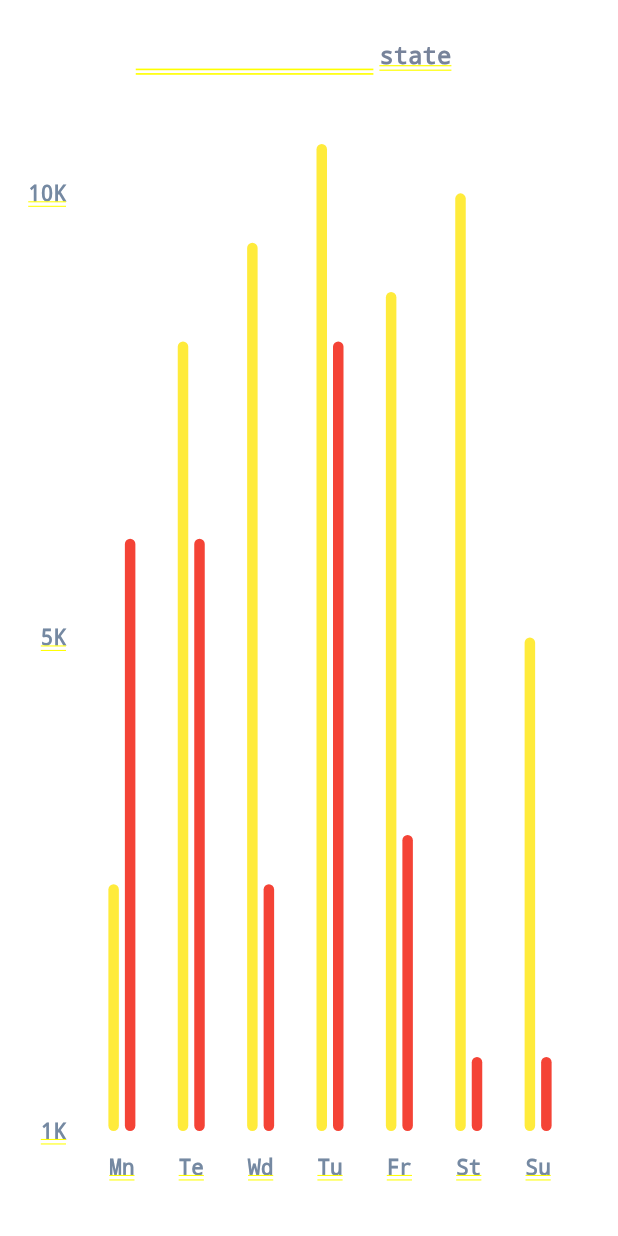
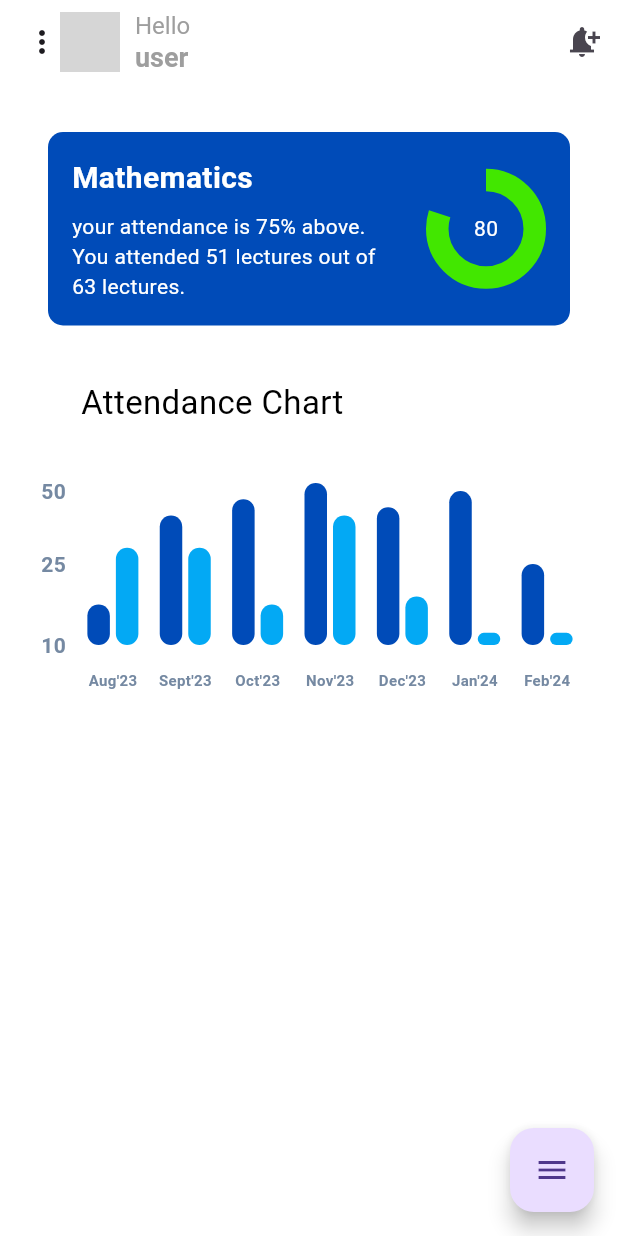
Before and after one commit to singhanshika1302/attendance_manager, a Flutter app: the screen it shows after launch, on a phone screen of 412 x 824 dp. Run offline on Flutter 3.47's test engine with Material 3 defaults, Android fonts, the phone set to English and light mode, and no system bars; drawn by our look-alikes of fl_chart, flutter_expandable_fab, percent_indicator; grey boxes are pictures that could not be loaded.

Commit message:
functions merged and ui enhanced

```diff
--- /dev/null
+++ b/edumarshal/lib/attendance_card.dart
@@ -0,0 +1,66 @@
+import 'package:flutter/cupertino.dart';
+import 'package:flutter/material.dart';
+import 'package:flutter/widgets.dart';
+import 'package:percent_indicator/circular_percent_indicator.dart';
+
+class AttendanceCard extends StatelessWidget {
+  final String title;
+  final String description;
+  final Color color;
+
+  AttendanceCard({
+    required this.title,
+    required this.description,
+    this.color = const Color.fromRGBO(0, 75, 184, 1),
+  });
+
+  @override
+  Widget build(BuildContext context) {
+    return Container(
+      margin: EdgeInsets.all(16.0),
+      padding: EdgeInsets.all(16.0),
+      decoration: BoxDecoration(
+        color: color,
+        borderRadius: BorderRadius.circular(10.0),
+      ),
+      child: Row(
+        children: [
+          Expanded(
+            child: Column(
+              crossAxisAlignment: CrossAxisAlignment.start,
+              children: [
+                Text(
+                  title,
+                  style: TextStyle(
+                    fontSize: 20.0,
+                    fontWeight: FontWeight.bold,
+                    color: Colors.white,
+                  ),
+                  softWrap: true,
+                ),
+                SizedBox(height: 8.0),
+                Text(
+                  description,
+                  style: TextStyle(
+                    color: Colors.white,
+                  ),
+                  softWrap: true,
+                ),
+              ],
+            ),
+          ),
+          SizedBox(width: 16.0), // Add some spacing between text and circular indicator
+          CircularPercentIndicator(
+            radius: 40.0,
+            lineWidth: 15.0,
+            percent: 0.8,
+            // header: Text("Icon header"),
+            center: Text("80",style: TextStyle(color: Colors.white),),
+            backgroundColor: const Color.fromRGBO(0, 75, 184, 1),
+            progressColor: Color.fromARGB(255, 66, 231, 0),
+          ),
+        ],
+      ),
+    );
+  }
+}
--- /dev/null
+++ b/edumarshal/lib/custom_appbar.dart
@@ -0,0 +1,69 @@
+
+import 'package:flutter/material.dart';
+
+class CustomAppBar extends StatelessWidget implements PreferredSizeWidget {
+  final String userName;
+  final String? userImage;
+
+  CustomAppBar({
+    required this.userName,
+    this.userImage,
+  });
+
+  @override
+  Widget build(BuildContext context) {
+    return AppBar(
+      automaticallyImplyLeading: false,
+      backgroundColor: Colors.white,
+      title: Row(
+        children: [
+          Icon(Icons.more_vert),
+          InkWell(
+           // onDoubleTap: () => Navigator.push(
+                //context, MaterialPageRoute(builder: (context) => ())),
+            child: CircleAvatar(
+              backgroundColor: const Color.fromARGB(255, 36, 34, 34),
+              backgroundImage:
+                  userImage != null ? AssetImage(userImage!) : null,
+              radius: 20.0,
+            ),
+          ),
+          SizedBox(width: 10.0),
+          Column(
+            crossAxisAlignment: CrossAxisAlignment.start,
+            mainAxisAlignment: MainAxisAlignment.center,
+            children: [
+              Text(
+                'Hello',
+                style: TextStyle(
+                  fontSize: 16.0,
+                  color: Colors.grey,
+                ),
+              ),
+              Text(
+                userName,
+                style: TextStyle(
+                  fontSize: 18.0,
+                  fontWeight: FontWeight.bold,
+                  color: Colors.grey,
+                ),
+              ),
+            ],
+          ),
+        ],
+      ),
+      actions: [
+        // You can add additional actions here if needed
+        IconButton(
+          icon: Icon(Icons.notification_add),
+          onPressed: () {
+            // Handle settings button press
+          },
+        ),
+      ],
+    );
+  }
+
+  @override
+  Size get preferredSize => Size.fromHeight(kToolbarHeight);
+}
--- a/edumarshal/lib/main.dart
+++ b/edumarshal/lib/main.dart
@@ -1,5 +1,5 @@
 import 'package:edumarshal/subject_wise_attendance.dart';
-import 'package:edumarshal/test.dart';
+import 'package:edumarshal/subject_wise_attendance.dart';
 import 'package:flutter/material.dart';
 
 void main() {
@@ -13,7 +13,8 @@ class MyApp extends StatelessWidget {
   @override
   Widget build(BuildContext context) {
     return MaterialApp(
-      home: BarChartSample2(),
+      debugShowCheckedModeBanner: false,
+      home: barGraph(),
 
 
 
--- a/edumarshal/lib/subject_wise_attendance.dart
+++ b/edumarshal/lib/subject_wise_attendance.dart
@@ -1,23 +1,23 @@
+import 'package:edumarshal/attendance_card.dart';
+import 'package:edumarshal/custom_appbar.dart';
 import 'package:fl_chart/fl_chart.dart';
 import 'package:flutter/material.dart';
 import 'package:flutter_expandable_fab/flutter_expandable_fab.dart';
 
-class subbject_attendance_page extends StatefulWidget {
-  const subbject_attendance_page({super.key});
+class barGraph extends StatefulWidget {
+  barGraph({super.key});
+  final Color leftBarColor = Color(0xff004BB8);
 
-final Color leftBarColor = Colors.yellow;
-  final Color rightBarColor = Colors.red;
+  final Color rightBarColor = Colors.lightBlue;
   final Color avgColor = Colors.orange;
-
   @override
-  State<subbject_attendance_page> createState() => _subbject_attendance_pageState();
+  State<StatefulWidget> createState() => barGraphState();
 }
 
-class _subbject_attendance_pageState extends State<subbject_attendance_page> {
- final _key = GlobalKey<ExpandableFabState>();
+class barGraphState extends State<barGraph> {
+   final _key = GlobalKey<ExpandableFabState>();
  final scaffoldKey = GlobalKey<ScaffoldMessengerState>();
-
-final double width = 7;
+  final double width = 15;
 
   late List<BarChartGroupData> rawBarGroups;
   late List<BarChartGroupData> showingBarGroups;
@@ -50,139 +50,12 @@ final double width = 7;
     showingBarGroups = rawBarGroups;
   }
 
-
   @override
   Widget build(BuildContext context) {
     return Scaffold(
-      body:AspectRatio(
-        aspectRatio: 1,
-        child: SingleChildScrollView(
-          child: Column(children: [
+      backgroundColor: Colors.white,
 
-              Padding(
-            padding: const EdgeInsets.all(16),
-            child: Column(
-              crossAxisAlignment: CrossAxisAlignment.stretch,
-              children: <Widget>[
-                Row(
-                  mainAxisSize: MainAxisSize.min,
-                  children: <Widget>[
-                    makeTransactionsIcon(),
-                    const SizedBox(
-                      width: 38,
-                    ),
-                    const Text(
-                      'Transactions',
-                      style: TextStyle(color: Colors.white, fontSize: 22),
-                    ),
-                    const SizedBox(
-                      width: 4,
-                    ),
-                    const Text(
-                      'state',
-                      style: TextStyle(color: Color(0xff77839a), fontSize: 16),
-                    ),
-                  ],
-                ),
-                const SizedBox(
-                  height: 38,
-                ),
-                Expanded(
-                  child: BarChart(
-                    BarChartData(
-                      maxY: 20,
-                      barTouchData: BarTouchData(
-                        touchTooltipData: BarTouchTooltipData(
-                          tooltipBgColor: Colors.grey,
-                          getTooltipItem: (a, b, c, d) => null,
-                        ),
-                        touchCallback: (FlTouchEvent event, response) {
-                          if (response == null || response.spot == null) {
-                            setState(() {
-                              touchedGroupIndex = -1;
-                              showingBarGroups = List.of(rawBarGroups);
-                            });
-                            return;
-                          }
-
-                          touchedGroupIndex = response.spot!.touchedBarGroupIndex;
-
-                          setState(() {
-                            if (!event.isInterestedForInteractions) {
-                              touchedGroupIndex = -1;
-                              showingBarGroups = List.of(rawBarGroups);
-                              return;
-                            }
-                            showingBarGroups = List.of(rawBarGroups);
-                            if (touchedGroupIndex != -1) {
-                              var sum = 0.0;
-                              for (final rod
-                                  in showingBarGroups[touchedGroupIndex].barRods) {
-                                sum += rod.toY;
-                              }
-                              final avg = sum /
-                                  showingBarGroups[touchedGroupIndex]
-                                      .barRods
-                                      .length;
-
-                              showingBarGroups[touchedGroupIndex] =
-                                  showingBarGroups[touchedGroupIndex].copyWith(
-                                barRods: showingBarGroups[touchedGroupIndex]
-                                    .barRods
-                                    .map((rod) {
-                                  return rod.copyWith(
-                                      toY: avg, color: widget.avgColor);
-                                }).toList(),
-                              );
-                            }
-                          });
-                        },
-                      ),
-                      titlesData: FlTitlesData(
-                        show: true,
-                        rightTitles: const AxisTitles(
-                          sideTitles: SideTitles(showTitles: false),
-                        ),
-                        topTitles: const AxisTitles(
-                          sideTitles: SideTitles(showTitles: false),
-                        ),
-                        bottomTitles: AxisTitles(
-                          sideTitles: SideTitles(
-                            showTitles: true,
-                            getTitlesWidget: bottomTitles,
-                            reservedSize: 42,
-                          ),
-                        ),
-                        leftTitles: AxisTitles(
-                          sideTitles: SideTitles(
-                            showTitles: true,
-                            reservedSize: 28,
-                            interval: 1,
-                            getTitlesWidget: leftTitles,
-                          ),
-                        ),
-                      ),
-                      borderData: FlBorderData(
-                        show: false,
-                      ),
-                      barGroups: showingBarGroups,
-                      gridData: const FlGridData(show: false),
-                    ),
-                  ),
-                ),
-                const SizedBox(
-                  height: 12,
-                ),
-              ],
-            ),
-          ),
-
-
-          ],),
-        ),
-      ) ,
-
-       floatingActionButtonLocation: ExpandableFab.location,
+         floatingActionButtonLocation: ExpandableFab.location,
       floatingActionButton: ExpandableFab(
         key: _key,
         // duration: const Duration(milliseconds: 500),
@@ -277,10 +150,133 @@ final double width = 7;
         ],
       ),
 
+       appBar:CustomAppBar(userName:"user",userImage: "image"),
+      body: Padding(
+        padding: const EdgeInsets.all(16),
+        child: SingleChildScrollView(
+          child: Column(
+           crossAxisAlignment: CrossAxisAlignment.stretch,
+            children: <Widget>[
+              AttendanceCard(title:"Mathematics", description: "your attendance is 75% above. You attended 51 lectures out of 63 lectures."),
+              SizedBox(height: 20,),
+              Row(
+                mainAxisSize: MainAxisSize.min,
+                children: <Widget>[
 
+                  const SizedBox(
+                    width: 38,
+                  ),
+                  const Text(
+                    'Attendance Chart ',
+                    style: TextStyle(color: Colors.black, fontSize: 22),
+                  ),
+                  const SizedBox(
+                    width: 4,
+                  ),
+                  //const Text(
+                   // 'state',
+                  //  style: TextStyle(color: Color(0xff77839a), fontSize: 16),
+                  //),
+                ],
+              ),
+              const SizedBox(
+                height: 38,
+              ),
+              SizedBox(height: 150,
+                child: BarChart(
+                  BarChartData(
+                    maxY: 20,
+                    barTouchData: BarTouchData(
+                      touchTooltipData: BarTouchTooltipData(
+                        tooltipBgColor: Colors.grey,
+                        getTooltipItem: (a, b, c, d) => null,
+                      ),
+                      touchCallback: (FlTouchEvent event, response) {
+                        if (response == null || response.spot == null) {
+                          setState(() {
+                            touchedGroupIndex = -1;
+                            showingBarGroups = List.of(rawBarGroups);
+                          });
+                          return;
+                        }
 
+                        touchedGroupIndex =
+                            response.spot!.touchedBarGroupIndex;
+
+                        setState(() {
+                          if (!event.isInterestedForInteractions) {
+                            touchedGroupIndex = -1;
+                            showingBarGroups = List.of(rawBarGroups);
+                            return;
+                          }
+                          showingBarGroups = List.of(rawBarGroups);
+                          if (touchedGroupIndex != -1) {
+                            var sum = 0.0;
+                            for (final rod
+                                in showingBarGroups[touchedGroupIndex]
+                                    .barRods) {
+                              sum += rod.toY;
+                            }
+                            final avg = sum /
+                                showingBarGroups[touchedGroupIndex]
+                                    .barRods
+                                    .length;
+
+                            showingBarGroups[touchedGroupIndex] =
+                                showingBarGroups[touchedGroupIndex].copyWith(
+                              barRods: showingBarGroups[touchedGroupIndex]
+                                  .barRods
+                                  .map((rod) {
+                                return rod.copyWith(
+                                    toY: avg, color: widget.avgColor);
+                              }).toList(),
+                            );
+                          }
+                        });
+                      },
+                    ),
+                    titlesData: FlTitlesData(
+                      show: true,
+                      rightTitles: const AxisTitles(
+                        sideTitles: SideTitles(showTitles: false),
+                      ),
+                      topTitles: const AxisTitles(
+                        sideTitles: SideTitles(showTitles: false),
+                      ),
+                      bottomTitles: AxisTitles(
+                        sideTitles: SideTitles(
+                          showTitles: true,
+                          getTitlesWidget: bottomTitles,
+                          reservedSize: 42,
+                        ),
+                      ),
+                      leftTitles: AxisTitles(
+                        sideTitles: SideTitles(
+                          showTitles: true,
+                          reservedSize: 28,
+                          interval: 1,
+                          getTitlesWidget: leftTitles,
+                        ),
+                      ),
+                    ),
+                    borderData: FlBorderData(
+                      show: false,
+                    ),
+                    barGroups: showingBarGroups,
+                    gridData: const FlGridData(show: false),
+                  ),
+                ),
+              ),
+              const SizedBox(
+                height: 12,
+              ),
+            ],
+          ),
+        ),
+      ),
     );
   }
+
   Widget leftTitles(double value, TitleMeta meta) {
     const style = TextStyle(
       color: Color(0xff7589a2),
@@ -289,11 +285,11 @@ final double width = 7;
     );
     String text;
     if (value == 0) {
-      text = '1K';
+      text = '10';
     } else if (value == 10) {
-      text = '5K';
+      text = '25';
     } else if (value == 19) {
-      text = '10K';
+      text = '50';
     } else {
       return Container();
     }
@@ -305,14 +301,22 @@ final double width = 7;
   }
 
   Widget bottomTitles(double value, TitleMeta meta) {
-    final titles = <String>['Mn', 'Te', 'Wd', 'Tu', 'Fr', 'St', 'Su'];
+    final titles = <String>[
+      'Aug\'23',
+      'Sept\'23',
+      'Oct\'23',
+      'Nov\'23',
+      'Dec\'23',
+      'Jan\'24',
+      'Feb\'24'
+    ];
 
     final Widget text = Text(
       titles[value.toInt()],
       style: const TextStyle(
         color: Color(0xff7589a2),
         fontWeight: FontWeight.bold,
-        fontSize: 14,
+        fontSize: 10,
       ),
     );
 
@@ -388,5 +392,4 @@ final double width = 7;
       ],
     );
   }
-
 }
--- a/edumarshal/lib/test.dart
+++ /dev/null
@@ -1,278 +0,0 @@
-import 'package:fl_chart/fl_chart.dart';
-import 'package:flutter/material.dart';
-
-class BarChartSample2 extends StatefulWidget {
-  BarChartSample2({super.key});
-  final Color leftBarColor = Colors.yellow;
-  final Color rightBarColor = Colors.red;
-  final Color avgColor = Colors.orange;
-  @override
-  State<StatefulWidget> createState() => BarChartSample2State();
-}
-
-class BarChartSample2State extends State<BarChartSample2> {
-  final double width = 7;
-
-  late List<BarChartGroupData> rawBarGroups;
-  late List<BarChartGroupData> showingBarGroups;
-
-  int touchedGroupIndex = -1;
-
-  @override
-  void initState() {
-    super.initState();
-    final barGroup1 = makeGroupData(0, 5, 12);
-    final barGroup2 = makeGroupData(1, 16, 12);
-    final barGroup3 = makeGroupData(2, 18, 5);
-    final barGroup4 = makeGroupData(3, 20, 16);
-    final barGroup5 = makeGroupData(4, 17, 6);
-    final barGroup6 = makeGroupData(5, 19, 1.5);
-    final barGroup7 = makeGroupData(6, 10, 1.5);
-
-    final items = [
-      barGroup1,
-      barGroup2,
-      barGroup3,
-      barGroup4,
-      barGroup5,
-      barGroup6,
-      barGroup7,
-    ];
-
-    rawBarGroups = items;
-
-    showingBarGroups = rawBarGroups;
-  }
-
-  @override
-  Widget build(BuildContext context) {
-    return AspectRatio(
-      aspectRatio: 1,
-      child: Padding(
-        padding: const EdgeInsets.all(16),
-        child: Column(
-          crossAxisAlignment: CrossAxisAlignment.stretch,
-          children: <Widget>[
-            Row(
-              mainAxisSize: MainAxisSize.min,
-              children: <Widget>[
-                makeTransactionsIcon(),
-                const SizedBox(
-                  width: 38,
-                ),
-                const Text(
-                  'Transactions',
-                  style: TextStyle(color: Colors.white, fontSize: 22),
-                ),
-                const SizedBox(
-                  width: 4,
-                ),
-                const Text(
-                  'state',
-                  style: TextStyle(color: Color(0xff77839a), fontSize: 16),
-                ),
-              ],
-            ),
-            const SizedBox(
-              height: 38,
-            ),
-            Expanded(
-              child: BarChart(
-                BarChartData(
-                  maxY: 20,
-                  barTouchData: BarTouchData(
-                    touchTooltipData: BarTouchTooltipData(
-                      tooltipBgColor: Colors.grey,
-                      getTooltipItem: (a, b, c, d) => null,
-                    ),
-                    touchCallback: (FlTouchEvent event, response) {
-                      if (response == null || response.spot == null) {
-                        setState(() {
-                          touchedGroupIndex = -1;
-                          showingBarGroups = List.of(rawBarGroups);
-                        });
-                        return;
-                      }
-
-                      touchedGroupIndex = response.spot!.touchedBarGroupIndex;
-
-                      setState(() {
-                        if (!event.isInterestedForInteractions) {
-                          touchedGroupIndex = -1;
-                          showingBarGroups = List.of(rawBarGroups);
-                          return;
-                        }
-                        showingBarGroups = List.of(rawBarGroups);
-                        if (touchedGroupIndex != -1) {
-                          var sum = 0.0;
-                          for (final rod
-                              in showingBarGroups[touchedGroupIndex].barRods) {
-                            sum += rod.toY;
-                          }
-                          final avg = sum /
-                              showingBarGroups[touchedGroupIndex]
-                                  .barRods
-                                  .length;
-
-                          showingBarGroups[touchedGroupIndex] =
-                              showingBarGroups[touchedGroupIndex].copyWith(
-                            barRods: showingBarGroups[touchedGroupIndex]
-                                .barRods
-                                .map((rod) {
-                              return rod.copyWith(
-                                  toY: avg, color: widget.avgColor);
-                            }).toList(),
-                          );
-                        }
-                      });
-                    },
-                  ),
-                  titlesData: FlTitlesData(
-                    show: true,
-                    rightTitles: const AxisTitles(
-                      sideTitles: SideTitles(showTitles: false),
-                    ),
-                    topTitles: const AxisTitles(
-                      sideTitles: SideTitles(showTitles: false),
-                    ),
-                    bottomTitles: AxisTitles(
-                      sideTitles: SideTitles(
-                        showTitles: true,
-                        getTitlesWidget: bottomTitles,
-                        reservedSize: 42,
-                      ),
-                    ),
-                    leftTitles: AxisTitles(
-                      sideTitles: SideTitles(
-                        showTitles: true,
-                        reservedSize: 28,
-                        interval: 1,
-                        getTitlesWidget: leftTitles,
-                      ),
-                    ),
-                  ),
-                  borderData: FlBorderData(
-                    show: false,
-                  ),
-                  barGroups: showingBarGroups,
-                  gridData: const FlGridData(show: false),
-                ),
-              ),
-            ),
-            const SizedBox(
-              height: 12,
-            ),
-          ],
-        ),
-      ),
-    );
-  }
-
-  Widget leftTitles(double value, TitleMeta meta) {
-    const style = TextStyle(
-      color: Color(0xff7589a2),
-      fontWeight: FontWeight.bold,
-      fontSize: 14,
-    );
-    String text;
-    if (value == 0) {
-      text = '1K';
-    } else if (value == 10) {
-      text = '5K';
-    } else if (value == 19) {
-      text = '10K';
-    } else {
-      return Container();
-    }
-    return SideTitleWidget(
-      axisSide: meta.axisSide,
-      space: 0,
-      child: Text(text, style: style),
-    );
-  }
-
-  Widget bottomTitles(double value, TitleMeta meta) {
-    final titles = <String>['Mn', 'Te', 'Wd', 'Tu', 'Fr', 'St', 'Su'];
-
-    final Widget text = Text(
-      titles[value.toInt()],
-      style: const TextStyle(
-        color: Color(0xff7589a2),
-        fontWeight: FontWeight.bold,
-        fontSize: 14,
-      ),
-    );
-
-    return SideTitleWidget(
-      axisSide: meta.axisSide,
-      space: 16, //margin top
-      child: text,
-    );
-  }
-
-  BarChartGroupData makeGroupData(int x, double y1, double y2) {
-    return BarChartGroupData(
-      barsSpace: 4,
-      x: x,
-      barRods: [
-        BarChartRodData(
-          toY: y1,
-          color: widget.leftBarColor,
-          width: width,
-        ),
-        BarChartRodData(
-          toY: y2,
-          color: widget.rightBarColor,
-          width: width,
-        ),
-      ],
-    );
-  }
-
-  Widget makeTransactionsIcon() {
-    const width = 4.5;
-    const space = 3.5;
-    return Row(
-      mainAxisSize: MainAxisSize.min,
-      children: <Widget>[
-        Container(
-          width: width,
-          height: 10,
-          color: Colors.white.withOpacity(0.4),
-        ),
-        const SizedBox(
-          width: space,
-        ),
-        Container(
-          width: width,
-          height: 28,
-          color: Colors.white.withOpacity(0.8),
-        ),
-        const SizedBox(
-          width: space,
-        ),
-        Container(
-          width: width,
-          height: 42,
-          color: Colors.white.withOpacity(1),
-        ),
-        const SizedBox(
-          width: space,
-        ),
-        Container(
-          width: width,
-          height: 28,
-          color: Colors.white.withOpacity(0.8),
-        ),
-        const SizedBox(
-          width: space,
-        ),
-        Container(
-          width: width,
-          height: 10,
-          color: Colors.white.withOpacity(0.4),
-        ),
-      ],
-    );
-  }
-}
--- a/edumarshal/pubspec.yaml
+++ b/edumarshal/pubspec.yaml
@@ -37,6 +37,7 @@ dependencies:
   cupertino_icons: ^1.0.2
   fl_chart: ^0.66.1
   flutter_expandable_fab: ^2.0.0
+  percent_indicator: ^4.2.3
 
 dev_dependencies:
   flutter_test:
```
Also changed, not shown: edumarshal/pubspec.lock.
